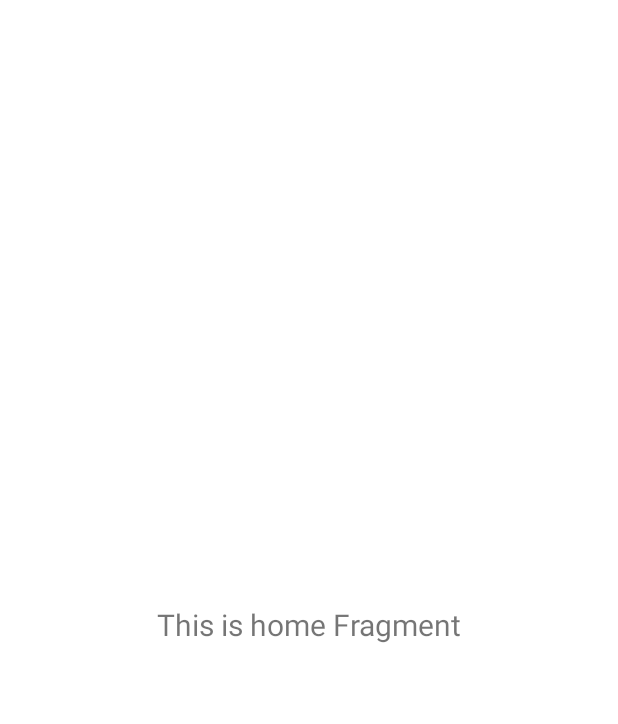
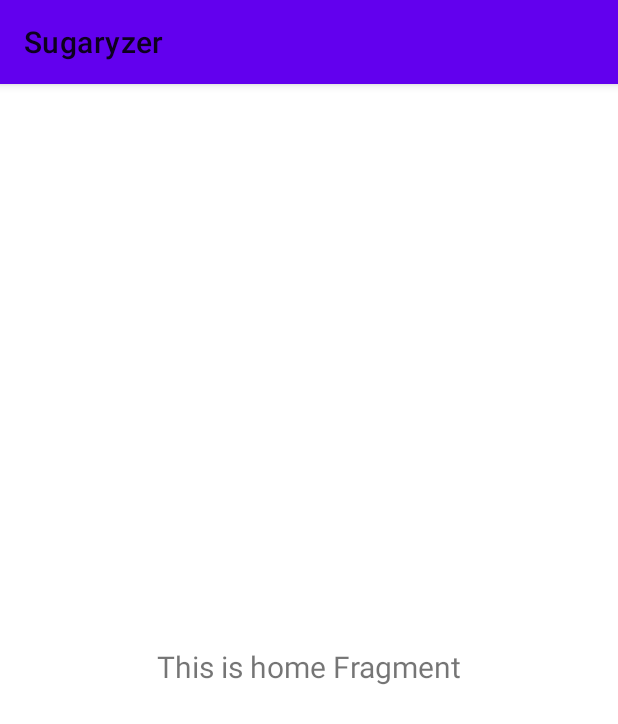
Before and after one commit to sugaryzer/Sugaryzer, an Android app: the screen it shows after launch (MainActivity), on a phone screen of 412 x 824 dp. Shown: the top 724 px of the screen. Run offline under Robolectric (Android 15) with nearby library versions, the phone set to English and light mode, and no system bars; our stand-ins replace navigation-ui.

Commit message:
feat: enable actionbar

```diff
--- a/app/src/main/res/values-night/themes.xml
+++ b/app/src/main/res/values-night/themes.xml
@@ -1,6 +1,6 @@
 <resources xmlns:tools="http://schemas.android.com/tools">
     <!-- Base application theme. -->
-    <style name="Theme.Sugaryzer" parent="Theme.MaterialComponents.DayNight.NoActionBar">
+    <style name="Theme.Sugaryzer" parent="Theme.MaterialComponents.DayNight">
         <!-- Primary brand color. -->
         <item name="colorPrimary">@color/purple_200</item>
         <item name="colorPrimaryVariant">@color/purple_700</item>
--- a/app/src/main/res/values/themes.xml
+++ b/app/src/main/res/values/themes.xml
@@ -1,6 +1,6 @@
 <resources xmlns:tools="http://schemas.android.com/tools">
     <!-- Base application theme. -->
-    <style name="Theme.Sugaryzer" parent="Theme.MaterialComponents.DayNight.NoActionBar">
+    <style name="Theme.Sugaryzer" parent="Theme.MaterialComponents.DayNight">
         <!-- Primary brand color. -->
         <item name="colorPrimary">@color/purple_500</item>
         <item name="colorPrimaryVariant">@color/purple_700</item>
```
